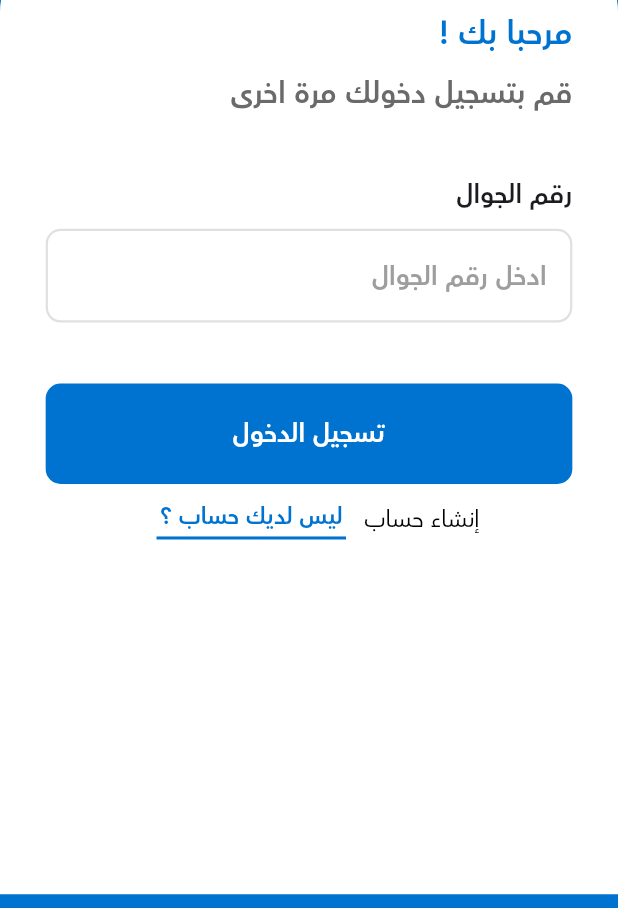
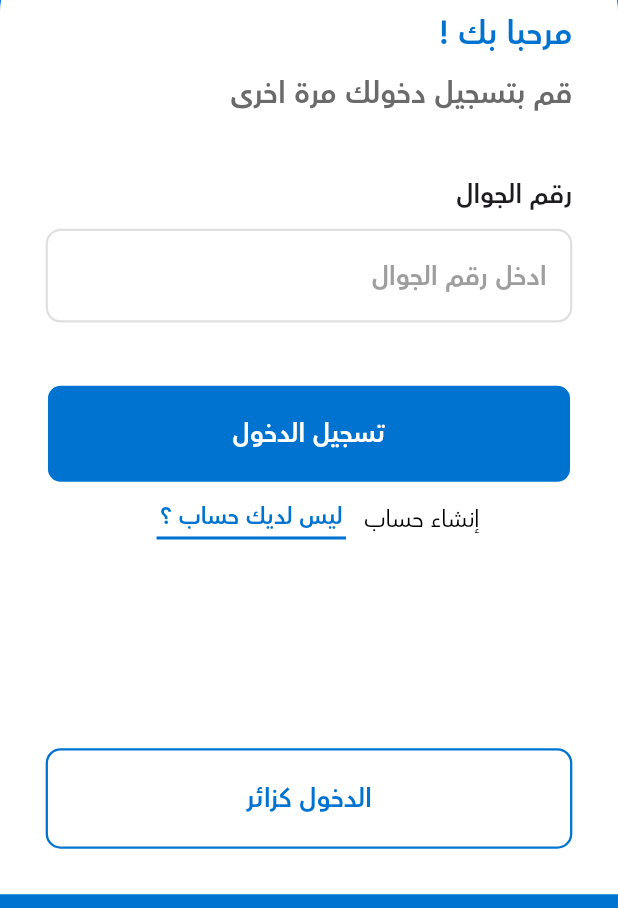
Before and after one commit to bahaaelmetwali/seed_app, a Flutter app: the screen it shows after launch, on a phone screen of 412 x 824 dp, the part 296-1204 px from its top. Run offline on Flutter 3.47's test engine with Material 3 defaults, Android fonts, the phone set to English and light mode, and no system bars; our stand-ins replace dartz, dio, flutter_screenutil, flutter_svg, get_it, go_router and 2 more.

```diff
--- /dev/null
+++ b/lib/core/utils/errors/exceptions.dart
@@ -0,0 +1,2 @@
+class NoNetworkException implements Exception{}
+class CacheException implements Exception{}
--- a/lib/core/utils/errors/failure.dart
+++ b/lib/core/utils/errors/failure.dart
@@ -84,5 +84,8 @@ class ServiceFailure extends Failure {
 
 class NoNetworkFailure extends Failure {
   NoNetworkFailure() : super('لا يوجد اتصال بالإنترنت');
+}
 
+class CachedFailure extends Failure {
+  CachedFailure() : super('لا يوجد توكين');
 }
--- a/lib/core/utils/widgets/custom_buttons.dart
+++ b/lib/core/utils/widgets/custom_buttons.dart
@@ -4,10 +4,15 @@ import 'package:seed_app/core/utils/constants.dart';
 import 'package:seed_app/core/utils/styles.dart';
 
 class CustomButton extends StatelessWidget {
-  const CustomButton({super.key, required this.onPressed, required this.text,  this.isMainColor =true});
+  const CustomButton({
+    super.key,
+    required this.onPressed,
+    required this.text,
+    this.isMainColor = true,
+  });
   final void Function()? onPressed;
   final String text;
-  final bool isMainColor ;
+  final bool isMainColor;
 
   @override
   Widget build(BuildContext context) {
@@ -18,7 +23,11 @@ class CustomButton extends StatelessWidget {
         width: double.infinity,
 
         decoration: BoxDecoration(
-          color: Constants.kPrimaryColor,
+          border: Border.all(
+            color: isMainColor ? Colors.white : Constants.kPrimaryColor,
+            width: 1.5.r,
+          ),
+          color: isMainColor ? Constants.kPrimaryColor : Colors.white,
           borderRadius: BorderRadius.circular(10),
         ),
         child: Row(
@@ -26,7 +35,9 @@ class CustomButton extends StatelessWidget {
           children: [
             Text(
               text,
-              style: TextStyles.textStyle16.copyWith(color: Colors.white),
+              style: TextStyles.textStyle16.copyWith(
+                color: isMainColor ? Colors.white : Constants.kPrimaryColor,
+              ),
             ),
           ],
         ),
--- a/lib/features/auth/data/models/verification_model.dart
+++ b/lib/features/auth/data/models/verification_model.dart
@@ -1,14 +1,13 @@
 import 'package:seed_app/features/auth/domain/entity/verification.dart';
 
 class VerificationModel extends Verification {
-  VerificationModel(super.phone, {required super.verificationCode});
+  VerificationModel({required super.verificationCode});
   Map<String, dynamic> toJson() {
     return {'code': verificationCode};
   }
 
   factory VerificationModel.fromEnity(Verification verification) {
     return VerificationModel(
-      verification.phone,
       verificationCode: verification.verificationCode,
     );
   }
--- /dev/null
+++ b/lib/features/auth/domain/entity/send_request.dart
@@ -0,0 +1,6 @@
+class SendRequest {
+   final String mobile;
+
+  SendRequest({required this.mobile});
+
+}
--- a/lib/features/auth/domain/entity/verification.dart
+++ b/lib/features/auth/domain/entity/verification.dart
@@ -1,6 +1,4 @@
-import 'package:seed_app/features/auth/domain/entity/user.dart';
-
-class Verification extends User {
+class Verification {
   final int verificationCode;
-  Verification(super.phone, {required this.verificationCode});
+  Verification({ required this.verificationCode});
 }
--- a/lib/features/auth/domain/repo/auth_repository.dart
+++ b/lib/features/auth/domain/repo/auth_repository.dart
@@ -1,9 +1,9 @@
 import 'package:dartz/dartz.dart';
 import 'package:seed_app/core/utils/errors/failure.dart';
-import 'package:seed_app/features/auth/domain/entity/user.dart';
+import 'package:seed_app/features/auth/domain/entity/send_request.dart';
 import 'package:seed_app/features/auth/domain/entity/verification.dart';
 
 abstract class AuthRepository {
-  Future<Either<Failure,Unit>> login(User user);
-  Future<Either<Failure,Unit>> sendOtp(Verification verification);
+  Future<Either<Failure, Unit>> login(SendRequest sendRequest);
+  Future<Either<Failure, Unit>> sendOtp(Verification verification);
 }
--- a/lib/features/auth/domain/use_cases/login_use_case.dart
+++ b/lib/features/auth/domain/use_cases/login_use_case.dart
@@ -1,13 +1,13 @@
 import 'package:dartz/dartz.dart';
 import 'package:seed_app/core/utils/errors/failure.dart';
-import 'package:seed_app/features/auth/domain/entity/user.dart';
+import 'package:seed_app/features/auth/domain/entity/send_request.dart';
 import 'package:seed_app/features/auth/domain/repo/auth_repository.dart';
 
 class LoginUseCase {
   final AuthRepository _authRepository;
   LoginUseCase(this._authRepository);
 
-  Future<Either<Failure, Unit>> call(User user) async {
-    return await _authRepository.login(user);
+  Future<Either<Failure, Unit>> call(SendRequest sendRequest) async {
+    return await _authRepository.login(sendRequest);
   }
 }
--- a/lib/features/auth/presentation/widgets/loginc_screen_body.dart
+++ b/lib/features/auth/presentation/widgets/loginc_screen_body.dart
@@ -60,7 +60,12 @@ class LogincScreenBody extends StatelessWidget {
                       navigationText: 'ليس لديك حساب ؟',
                       onPressed: () {},
                     ),
-
+                    Spacer(),
+                    CustomButton(
+                      onPressed: () {},
+                      text: 'الدخول كزائر',
+                      isMainColor: false,
+                    ),
                   ],
                 ),
               ),
```
Also changed, not shown: lib/features/auth/data/data_source/local_data_source.dart (added, +16 -0 lines), lib/features/auth/data/data_source/remote_data_source.dart (+4 -5 lines), lib/features/auth/data/models/auth_response_model.dart (added, +18 -0 lines), lib/features/auth/data/models/send_request_model.dart (added, +10 -0 lines), lib/features/auth/data/models/user_model.dart (+28 -6 lines), lib/features/auth/data/repo_impl/auth_repo_impl.dart (+19 -5 lines), lib/features/auth/domain/entity/user.dart (+15 -2 lines).
